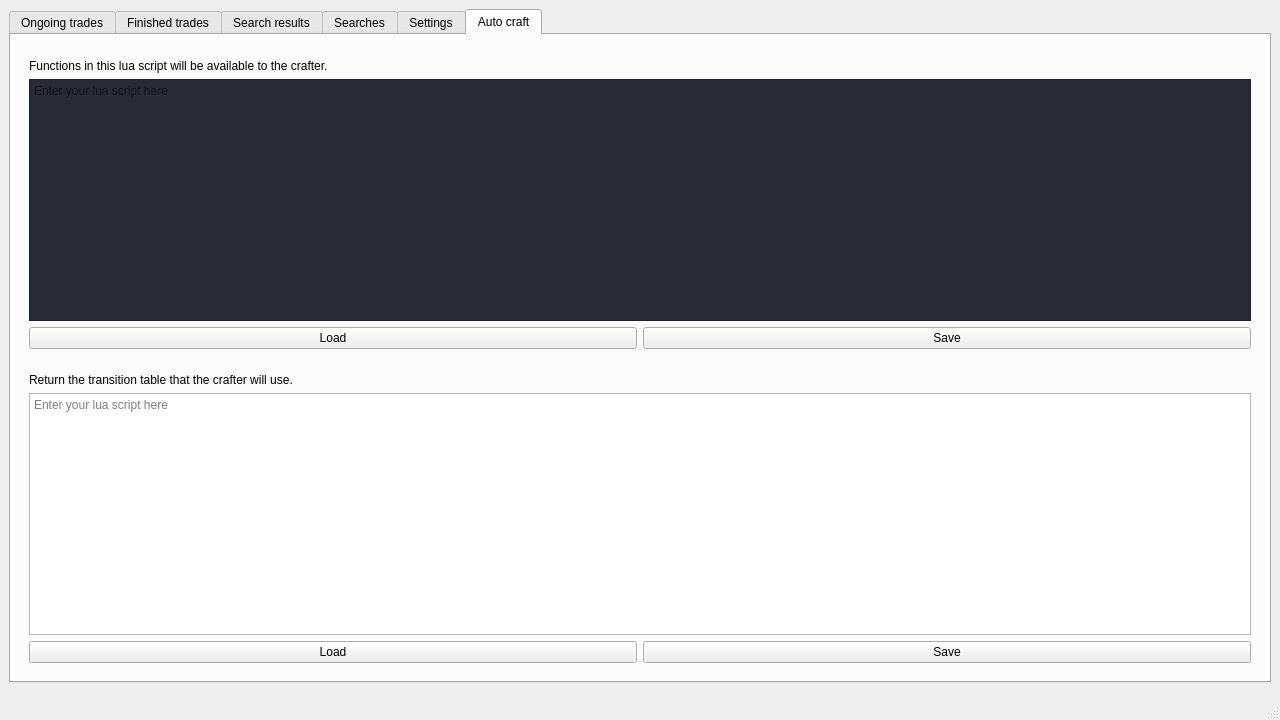
First picture: the form in mainwindow.ui, repository azais-corentin/StillSane, before the edit.
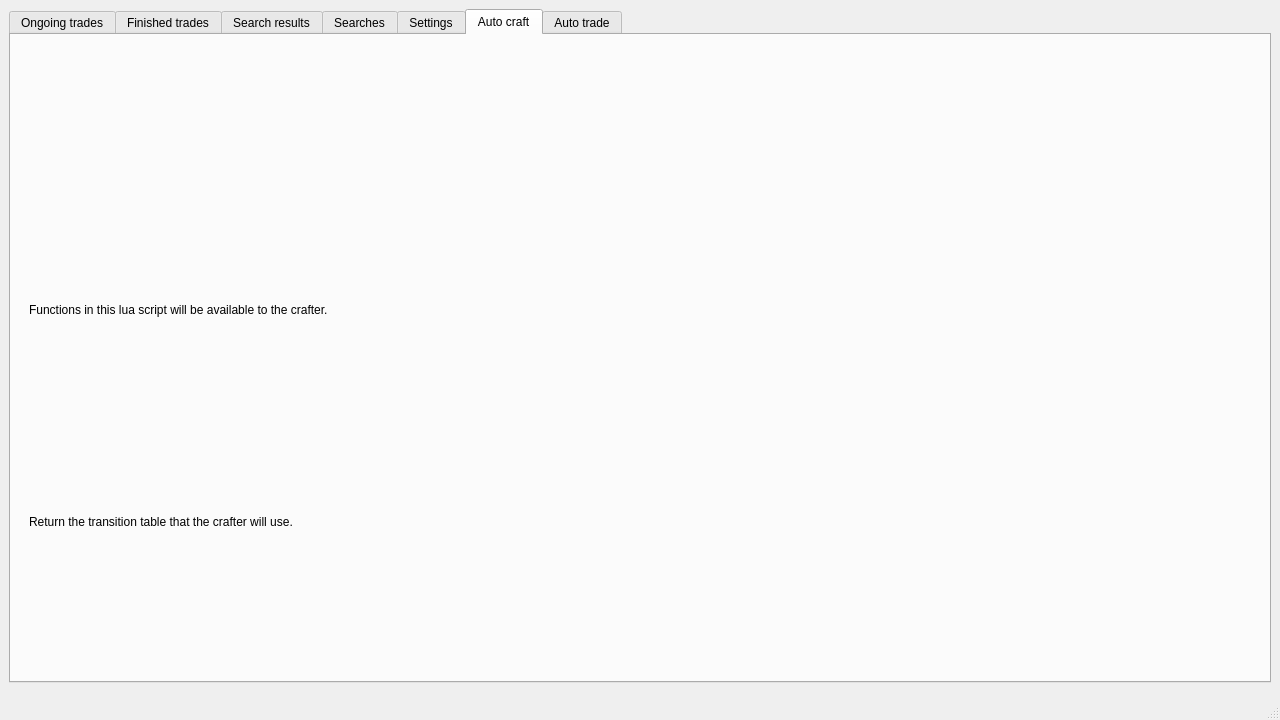
Second picture: the form after the edit. Custom widgets are drawn as their Qt base class.

Commit message: Moved Lua editor to a custom ui class

```diff
--- a/mainwindow.ui
+++ b/mainwindow.ui
@@ -192,101 +192,61 @@
         </item>
         <item row="3" column="0">
          <widget class="QWidget" name="widgetTransitionTable" native="true">
-          <layout class="QGridLayout" name="gridLayout_9">
-           <item row="0" column="0">
+          <layout class="QVBoxLayout" name="verticalLayout">
+           <item>
             <widget class="QLabel" name="label">
              <property name="text">
               <string>Return the transition table that the crafter will use.</string>
              </property>
             </widget>
            </item>
-           <item row="1" column="0" colspan="2">
-            <widget class="QCodeEditor" name="editorTransitionTable">
-             <property name="locale">
-              <locale language="English" country="World"/>
-             </property>
-             <property name="lineWrapMode">
-              <enum>QTextEdit::NoWrap</enum>
-             </property>
-             <property name="tabStopDistance">
-              <double>40.000000000000000</double>
-             </property>
-             <property name="acceptRichText">
-              <bool>false</bool>
-             </property>
-             <property name="placeholderText">
-              <string>Enter your lua script here</string>
-             </property>
-            </widget>
-           </item>
-           <item row="2" column="0">
-            <widget class="QPushButton" name="bLoadTransitionTable">
-             <property name="text">
-              <string>Load</string>
-             </property>
-            </widget>
-           </item>
-           <item row="2" column="1">
-            <widget class="QPushButton" name="bSaveTransitionTable">
-             <property name="text">
-              <string>Save</string>
-             </property>
-            </widget>
+           <item>
+            <widget class="AutoTrade::Ui::LuaEditor" name="eEditorTransitionTable" native="true"/>
            </item>
           </layout>
          </widget>
         </item>
         <item row="2" column="0">
          <widget class="QWidget" name="widgetFunctions" native="true">
-          <layout class="QGridLayout" name="gridLayout_8">
-           <item row="2" column="0">
-            <widget class="QPushButton" name="bLoadFunctions">
-             <property name="text">
-              <string>Load</string>
-             </property>
-            </widget>
-           </item>
-           <item row="2" column="1">
-            <widget class="QPushButton" name="bSaveFunctions">
-             <property name="text">
-              <string>Save</string>
-             </property>
-            </widget>
-           </item>
-           <item row="1" column="0" colspan="2">
-            <widget class="QCodeEditor" name="editorFunctions">
-             <property name="styleSheet">
-              <string notr="true">background-color: rgb(40, 42, 54);</string>
-             </property>
-             <property name="locale">
-              <locale language="English" country="World"/>
-             </property>
-             <property name="lineWrapMode">
-              <enum>QTextEdit::NoWrap</enum>
-             </property>
-             <property name="tabStopDistance">
-              <double>40.000000000000000</double>
-             </property>
-             <property name="acceptRichText">
-              <bool>false</bool>
-             </property>
-             <property name="placeholderText">
-              <string>Enter your lua script here</string>
-             </property>
-            </widget>
-           </item>
-           <item row="0" column="0" colspan="2">
+          <layout class="QVBoxLayout" name="verticalLayout_2">
+           <item>
             <widget class="QLabel" name="lFunctionsHelp">
              <property name="text">
               <string>Functions in this lua script will be available to the crafter.</string>
              </property>
             </widget>
            </item>
+           <item>
+            <widget class="AutoTrade::Ui::LuaEditor" name="eEditorFunctions" native="true"/>
+           </item>
           </layout>
          </widget>
         </item>
        </layout>
       </widget>
+      <widget class="QWidget" name="tabAutoTrade">
+       <attribute name="title">
+        <string>Auto trade</string>
+       </attribute>
+       <layout class="QGridLayout" name="gridLayout_10">
+        <item row="0" column="0">
+         <widget class="QFrame" name="dockManagerAutoTrade">
+          <property name="frameShape">
+           <enum>QFrame::StyledPanel</enum>
+          </property>
+          <property name="frameShadow">
+           <enum>QFrame::Raised</enum>
+          </property>
+         </widget>
+        </item>
+        <item row="1" column="0">
+         <widget class="QWidget" name="widget" native="true"/>
+        </item>
+        <item row="2" column="0">
+         <widget class="QWidget" name="widget_2" native="true"/>
+        </item>
+       </layout>
+      </widget>
      </widget>
     </item>
     <item row="1" column="0">
@@ -314,9 +274,10 @@
    <container>1</container>
   </customwidget>
   <customwidget>
-   <class>QCodeEditor</class>
-   <extends>QTextEdit</extends>
-   <header location="global">QCodeEditor</header>
+   <class>AutoTrade::Ui::LuaEditor</class>
+   <extends>QWidget</extends>
+   <header>ui/luaeditor.hh</header>
+   <container>1</container>
   </customwidget>
  </customwidgets>
  <resources/>
```
The commit also changes 8 other files.
